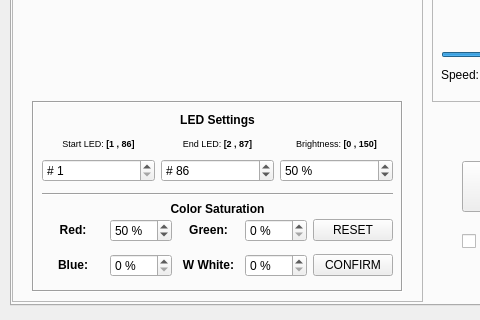
Old version of the form _ui/Clinostat.ui in the repository CoCl-Jerry/SciSpin_Max_RELEASE; both pictures show x 0 to 480 and y 255 to 575 of the 1024 by 575 pixel window.
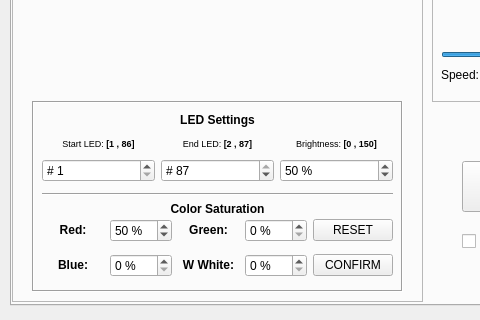
New version of the form. Icons and pictures are not drawn.

Commit message: LED count update

```diff
--- a/_ui/Clinostat.ui
+++ b/_ui/Clinostat.ui
@@ -323,7 +323,7 @@
             <number>87</number>
            </property>
            <property name="value">
-            <number>86</number>
+            <number>87</number>
            </property>
           </widget>
          </item>
```
Left out of the diff: 4 changed lines with no effect on the pictures. The commit also changes 1 other file.
